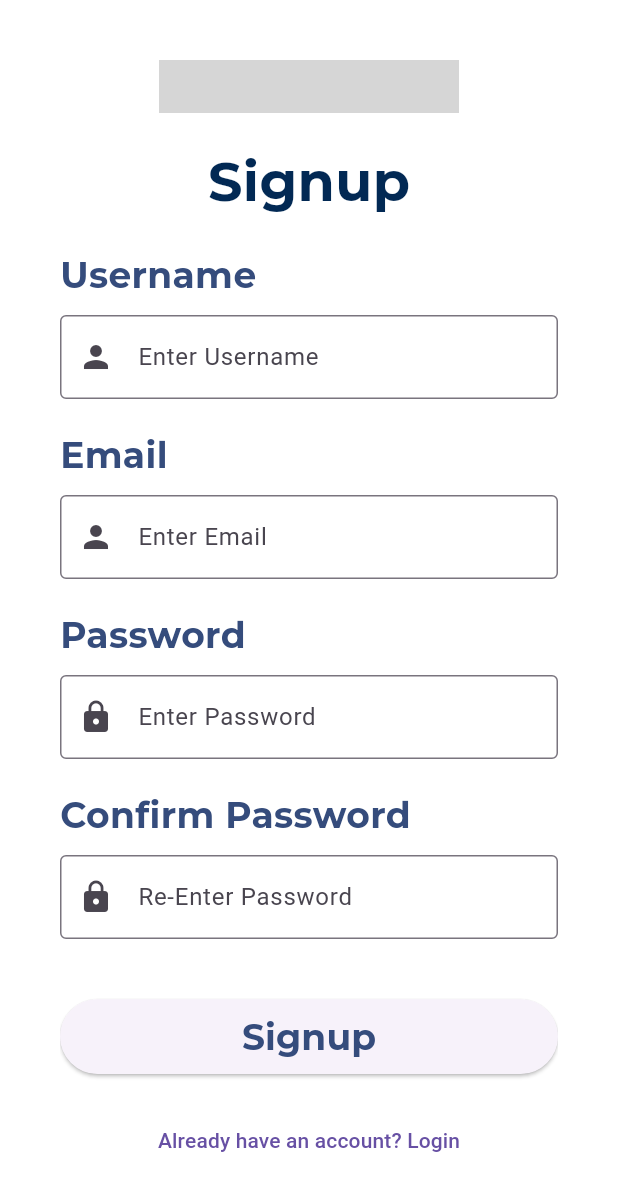
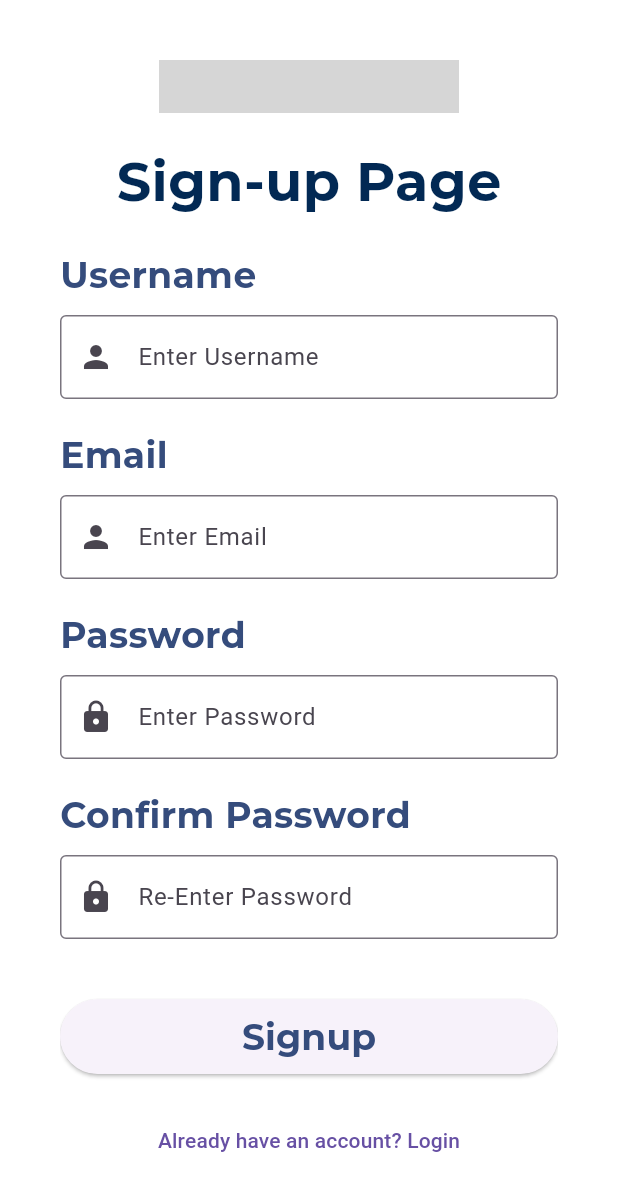
Before and after one commit to agustineuriel/unit4_exercise, a Flutter app: the Signup screen opened directly, scrolled down 165 dp, on a phone screen of 412 x 824 dp. Shown: the top 1191 px of the screen. Run offline on Flutter 3.47's test engine with Material 3 defaults, Android fonts, the light colour scheme and no system bars; our stand-ins replace flutter_secure_storage, google_fonts, table_calendar; accounts and stored records are empty; grey boxes are pictures that could not be loaded.

Commit message:
slight changes

```diff
--- a/lib/features/login.dart
+++ b/lib/features/login.dart
@@ -81,10 +81,10 @@ class _LoginState extends State<Login> {
             child: Column(
             crossAxisAlignment: CrossAxisAlignment.center, // Remove the extra comma
             children: [
-              Image.asset('logo.png', height: 200),
+              Image.asset('Transpotrack.png', height: 300),
               const SizedBox(height: 20),
               Text(
-                "TranspoTrack",
+                "To-do List",
                 style: header,
 
               ),
--- a/lib/features/signup.dart
+++ b/lib/features/signup.dart
@@ -71,10 +71,10 @@ void _validateAndSignup() {
             child: Column(
             crossAxisAlignment: CrossAxisAlignment.center, // Remove the extra comma
             children: [
-              Image.asset('logo.png', height: 200),
+              Image.asset('TranspoTrack.png', height: 200),
               const SizedBox(height: 20),
               Text(
-                "Signup",
+                "Sign-up Page",
                 style: header,
               ),
               const SizedBox(height: 20),
--- a/pubspec.yaml
+++ b/pubspec.yaml
@@ -22,4 +22,4 @@ dev_dependencies:
 flutter:
   uses-material-design: true
   assets:
-  - assets/
+  - assets/profile-image.png
```
Also changed, not shown: lib/features/home.dart (+6 -6 lines), assets/TranspoTrack.png (added), assets/profile-image.png (added).
